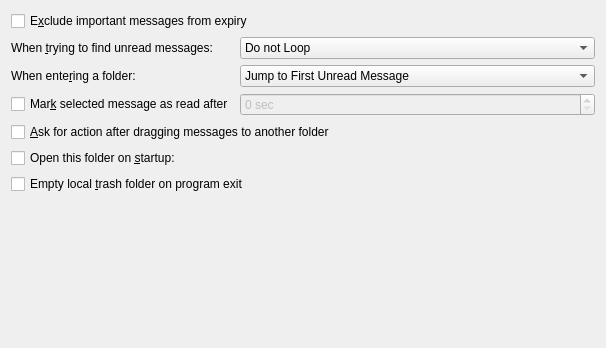
Old version of the form src/ui/miscpagemaintab.ui in the repository KDE/kmail.
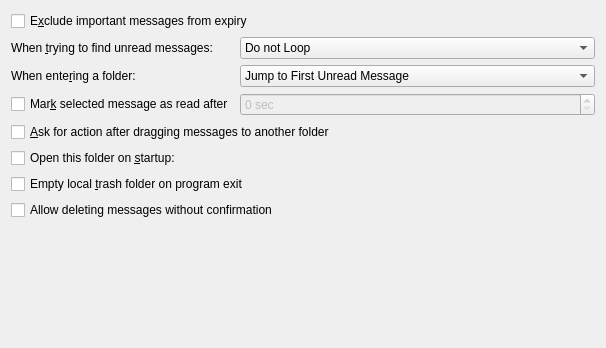
New version of the form. Custom widgets are drawn as their Qt base class.

Commit message: Allow to delete message without confirmation (disable by default)

```diff
--- a/src/ui/miscpagemaintab.ui
+++ b/src/ui/miscpagemaintab.ui
@@ -174,6 +174,13 @@
        </property>
       </widget>
      </item>
+     <item row="8" column="0" colspan="2">
+      <widget class="QCheckBox" name="mDeleteMessagesWithoutConfirmation">
+       <property name="text">
+        <string>Allow deleting messages without confirmation</string>
+       </property>
+      </widget>
+     </item>
     </layout>
    </item>
    <item>
```
The commit also changes 3 other files.
